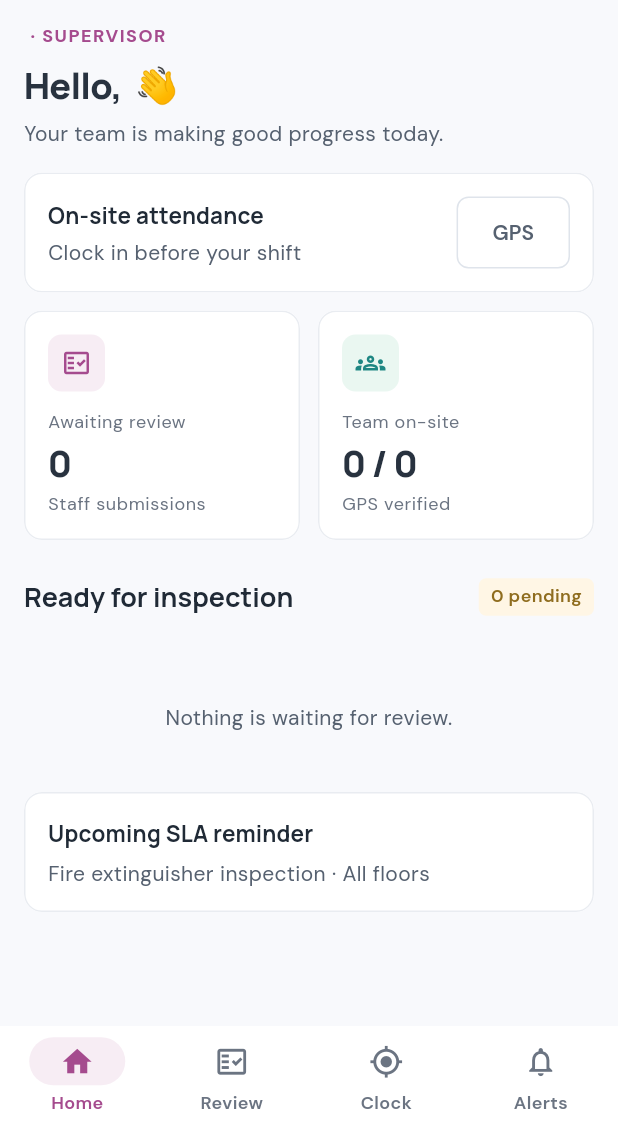
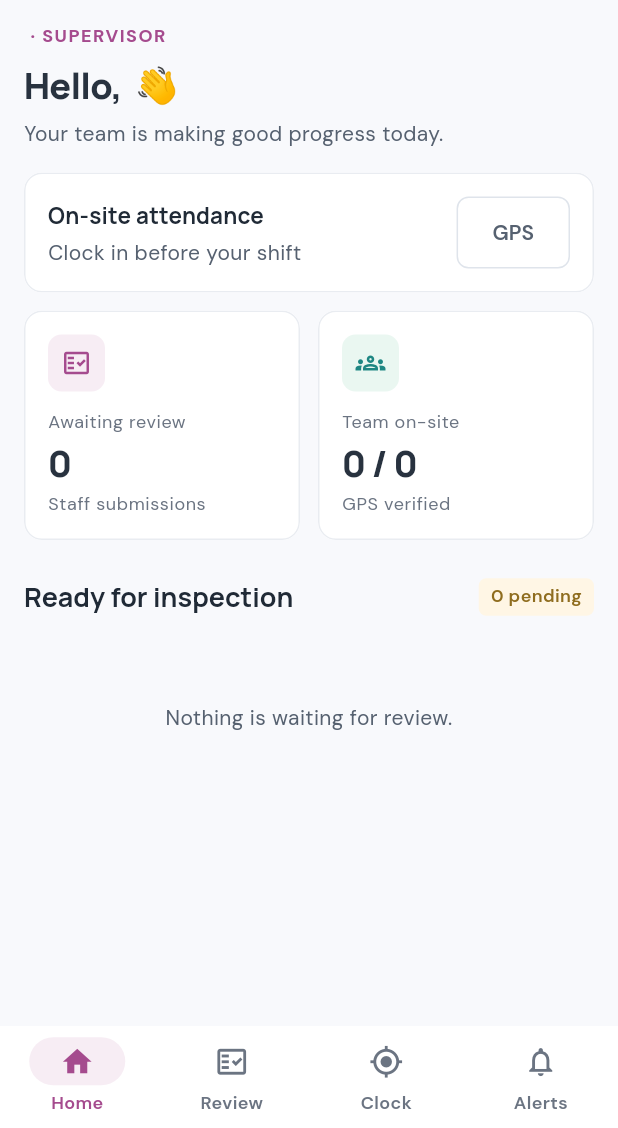
Before and after one commit to josdiv/tsl-facility-manager, a Flutter app: the SupervisorHomePage screen opened by its route, on a phone screen of 412 x 824 dp, the part 108-1236 px from its top. Run offline on Flutter 3.47's test engine with Material 3 defaults, Android fonts, the phone set to English and light mode, and no system bars; our stand-ins replace cloud_firestore, cloud_functions, equatable, firebase_auth, firebase_core, firebase_messaging and 8 more; accounts and stored records are empty; network calls fail.

Commit message:
Remove the placeholder SLA reminder from the supervisor home
The card showed fixed sample text, not a real schedule.

```diff
--- a/lib/features/work_orders/presentation/pages/supervisor_pages.dart
+++ b/lib/features/work_orders/presentation/pages/supervisor_pages.dart
@@ -145,20 +145,6 @@ class SupervisorHomePage extends StatelessWidget {
             actionLabel: 'Inspect',
             onTap: () => context.push(AppRoutes.supervisorOrder(order.id)),
           ),
-        AppCard(
-          onTap: () => context.go(AppRoutes.supervisorAlerts),
-          child: Column(
-            crossAxisAlignment: CrossAxisAlignment.start,
-            children: [
-              Text('Upcoming SLA reminder', style: text.titleMedium),
-              const SizedBox(height: 6),
-              Text(
-                'Fire extinguisher inspection · All floors',
-                style: text.bodyMedium,
-              ),
-            ],
-          ),
-        ),
       ],
     );
   }
```
